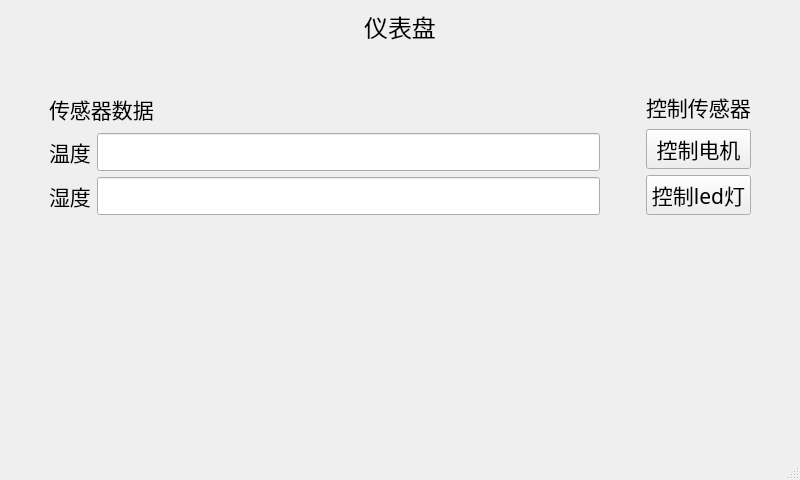
The window that mainwin.ui (JinJieBeWater/oceanSystem) describes before a commit, drawn with Qt 5.
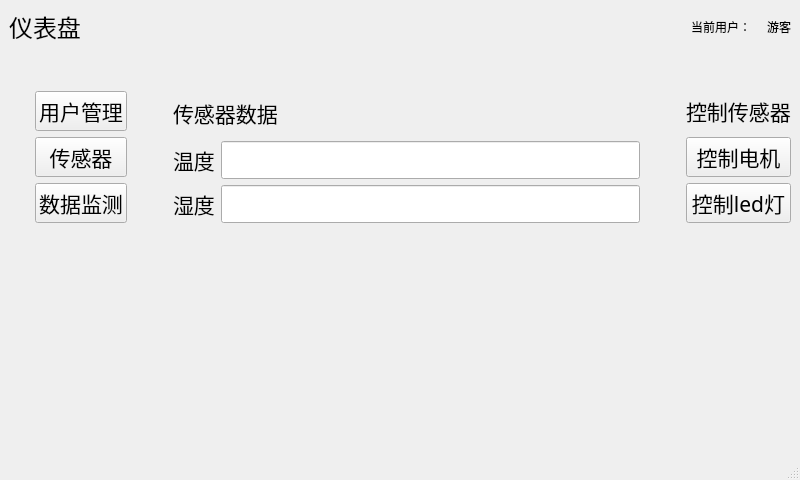
The same window after the commit. Icons and pictures are not drawn.

Commit message: ✨ feat(ui): 添加用户管理UI，集成数据库支持并优化登录逻辑

```diff
--- a/mainwin.ui
+++ b/mainwin.ui
@@ -18,7 +18,9 @@
   </property>
   <widget class="QWidget" name="centralwidget">
    <layout class="QGridLayout" name="gridLayout">
-    <item row="0" column="0">
+    <item row="0" column="0" colspan="2">
+     <layout class="QHBoxLayout" name="horizontalLayout_3">
+      <item>
      <widget class="QLabel" name="title">
       <property name="sizePolicy">
        <sizepolicy hsizetype="Preferred" vsizetype="Maximum">
@@ -40,6 +42,57 @@
       </property>
      </widget>
     </item>
+      <item>
+       <spacer name="horizontalSpacer">
+        <property name="orientation">
+         <enum>Qt::Horizontal</enum>
+        </property>
+        <property name="sizeHint" stdset="0">
+         <size>
+          <width>40</width>
+          <height>20</height>
+         </size>
+        </property>
+       </spacer>
+      </item>
+      <item>
+       <widget class="QLabel" name="label_5">
+        <property name="text">
+         <string>当前用户：</string>
+        </property>
+       </widget>
+      </item>
+      <item>
+       <spacer name="horizontalSpacer_3">
+        <property name="orientation">
+         <enum>Qt::Horizontal</enum>
+        </property>
+        <property name="sizeType">
+         <enum>QSizePolicy::Preferred</enum>
+        </property>
+        <property name="sizeHint" stdset="0">
+         <size>
+          <width>10</width>
+          <height>20</height>
+         </size>
+        </property>
+       </spacer>
+      </item>
+      <item>
+       <widget class="QLabel" name="usernameLabel">
+        <property name="sizePolicy">
+         <sizepolicy hsizetype="Maximum" vsizetype="Preferred">
+          <horstretch>0</horstretch>
+          <verstretch>0</verstretch>
+         </sizepolicy>
+        </property>
+        <property name="text">
+         <string>游客</string>
+        </property>
+       </widget>
+      </item>
+     </layout>
+    </item>
     <item row="1" column="0">
      <spacer name="verticalSpacer">
       <property name="orientation">
@@ -56,8 +109,51 @@
       </property>
      </spacer>
     </item>
-    <item row="2" column="0">
+    <item row="2" column="1">
      <layout class="QHBoxLayout" name="horizontalLayout">
+      <item>
+       <layout class="QVBoxLayout" name="nav">
+        <item>
+         <widget class="QPushButton" name="pushButton_5">
+          <property name="font">
+           <font>
+            <family>隶书</family>
+            <pointsize>16</pointsize>
+           </font>
+          </property>
+          <property name="text">
+           <string>用户管理</string>
+          </property>
+         </widget>
+        </item>
+        <item>
+         <widget class="QPushButton" name="pushButton_4">
+          <property name="font">
+           <font>
+            <family>隶书</family>
+            <pointsize>16</pointsize>
+           </font>
+          </property>
+          <property name="text">
+           <string>传感器</string>
+          </property>
+         </widget>
+        </item>
+        <item>
+         <widget class="QPushButton" name="pushButton_3">
+          <property name="font">
+           <font>
+            <family>隶书</family>
+            <pointsize>16</pointsize>
+           </font>
+          </property>
+          <property name="text">
+           <string>数据监测</string>
+          </property>
+         </widget>
+        </item>
+       </layout>
+      </item>
       <item>
        <spacer name="horizontalSpacer_2">
         <property name="orientation">
@@ -75,6 +171,8 @@
        </spacer>
       </item>
       <item>
+       <layout class="QHBoxLayout" name="content">
+        <item>
        <layout class="QVBoxLayout" name="show">
         <item>
          <widget class="QLabel" name="label">
@@ -158,7 +256,7 @@
        </layout>
       </item>
       <item>
-       <spacer name="horizontalSpacer">
+         <spacer name="horizontalSpacer_4">
         <property name="orientation">
          <enum>Qt::Horizontal</enum>
         </property>
@@ -174,7 +272,7 @@
        </spacer>
       </item>
       <item>
-       <layout class="QVBoxLayout" name="verticalLayout">
+         <layout class="QVBoxLayout" name="control">
         <item>
          <widget class="QLabel" name="label_2">
           <property name="font">
@@ -216,21 +314,7 @@
         </item>
        </layout>
       </item>
-      <item>
-       <spacer name="horizontalSpacer_3">
-        <property name="orientation">
-         <enum>Qt::Horizontal</enum>
-        </property>
-        <property name="sizeType">
-         <enum>QSizePolicy::Preferred</enum>
-        </property>
-        <property name="sizeHint" stdset="0">
-         <size>
-          <width>40</width>
-          <height>20</height>
-         </size>
-        </property>
-       </spacer>
+       </layout>
       </item>
      </layout>
     </item>
```
Lines whose indentation alone changed are shown as unchanged. The commit also changes 11 other files.
